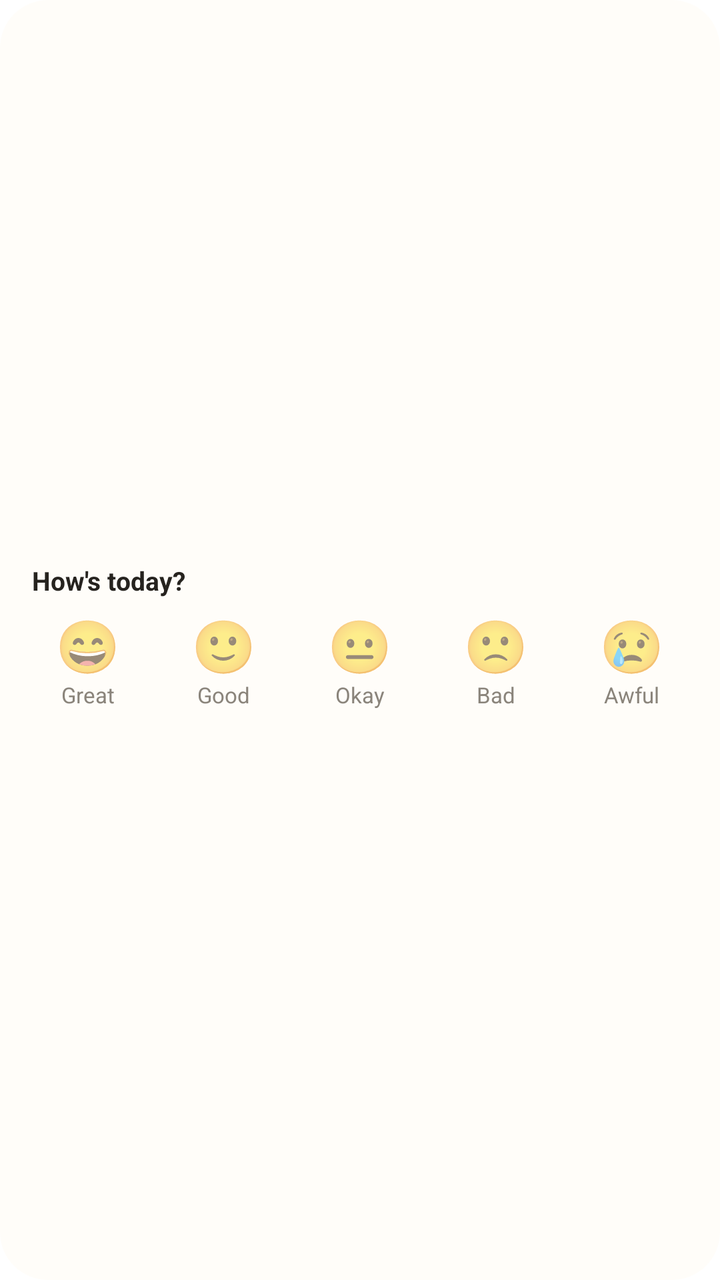
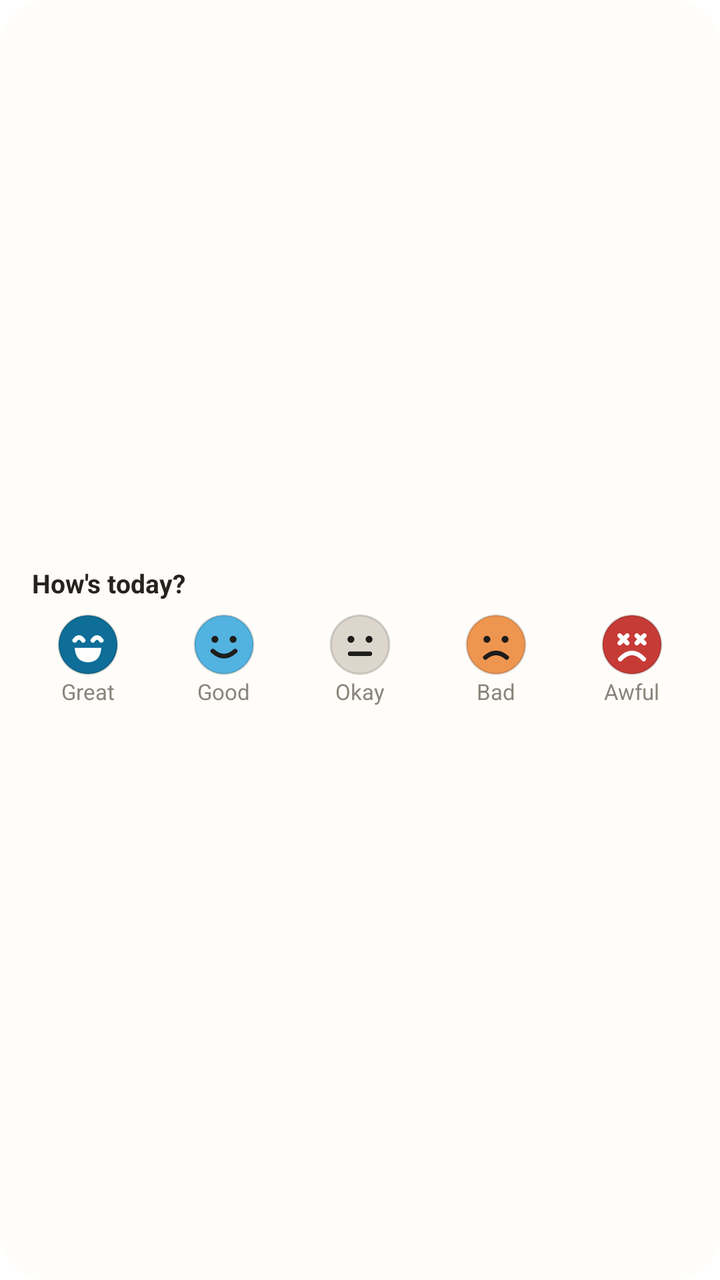

Two renders of the same Android screen: before a commit and after it. Below are the layout's source before the change and the commit's diff.
<!-- AndroidManifest.xml: fallback theme Theme.MaterialComponents.DayNight.NoActionBar -->
<!-- res/layout/kindred_widget.xml -->
<?xml version="1.0" encoding="utf-8"?>
<LinearLayout xmlns:android="http://schemas.android.com/apk/res/android"
  android:id="@+id/kindred_widget_root"
  android:layout_width="match_parent"
  android:layout_height="match_parent"
  android:background="@drawable/kindred_widget_bg"
  android:gravity="center_vertical"
  android:orientation="vertical"
  android:padding="10dp">
  <TextView
    android:id="@+id/kindred_widget_title"
    android:layout_width="match_parent"
    android:layout_height="wrap_content"
    android:paddingStart="6dp"
    android:paddingBottom="2dp"
    android:text="How's today?"
    android:textColor="#26231F"
    android:textSize="13sp"
    android:textStyle="bold" />
  <LinearLayout
    android:layout_width="match_parent"
    android:layout_height="wrap_content"
    android:orientation="horizontal">

    <LinearLayout
      android:id="@+id/kindred_mood_5"
      android:layout_width="0dp"
      android:layout_height="wrap_content"
      android:layout_weight="1"
      android:gravity="center"
      android:orientation="vertical"
      android:paddingTop="4dp"
      android:paddingBottom="4dp"
      android:background="?android:attr/selectableItemBackground"
      android:contentDescription="Great">
      <TextView
        android:layout_width="wrap_content"
        android:layout_height="wrap_content"
        android:text="😄"
        android:textSize="26sp" />
      <TextView
        android:layout_width="wrap_content"
        android:layout_height="wrap_content"
        android:text="Great"
        android:textSize="11sp" android:textColor="#8A847B" />
    </LinearLayout>

    <LinearLayout
      android:id="@+id/kindred_mood_4"
      android:layout_width="0dp"
      android:layout_height="wrap_content"
      android:layout_weight="1"
      android:gravity="center"
      android:orientation="vertical"
      android:paddingTop="4dp"
      android:paddingBottom="4dp"
      android:background="?android:attr/selectableItemBackground"
      android:contentDescription="Good">
      <TextView
        android:layout_width="wrap_content"
        android:layout_height="wrap_content"
        android:text="🙂"
        android:textSize="26sp" />
      <TextView
        android:layout_width="wrap_content"
        android:layout_height="wrap_content"
        android:text="Good"
        android:textSize="11sp" android:textColor="#8A847B" />
    </LinearLayout>

    <LinearLayout
      android:id="@+id/kindred_mood_3"
      android:layout_width="0dp"
      android:layout_height="wrap_content"
      android:layout_weight="1"
      android:gravity="center"
      android:orientation="vertical"
      android:paddingTop="4dp"
      android:paddingBottom="4dp"
      android:background="?android:attr/selectableItemBackground"
      android:contentDescription="Okay">
      <TextView
        android:layout_width="wrap_content"
        android:layout_height="wrap_content"
        android:text="😐"
        android:textSize="26sp" />
      <TextView
        android:layout_width="wrap_content"
        android:layout_height="wrap_content"
        android:text="Okay"
        android:textSize="11sp" android:textColor="#8A847B" />
    </LinearLayout>

    <LinearLayout
      android:id="@+id/kindred_mood_2"
      android:layout_width="0dp"
      android:layout_height="wrap_content"
      android:layout_weight="1"
      android:gravity="center"
      android:orientation="vertical"
      android:paddingTop="4dp"
      android:paddingBottom="4dp"
      android:background="?android:attr/selectableItemBackground"
      android:contentDescription="Bad">
      <TextView
        android:layout_width="wrap_content"
        android:layout_height="wrap_content"
        android:text="🙁"
        android:textSize="26sp" />
      <TextView
        android:layout_width="wrap_content"
        android:layout_height="wrap_content"
        android:text="Bad"
        android:textSize="11sp" android:textColor="#8A847B" />
    </LinearLayout>

    <LinearLayout
      android:id="@+id/kindred_mood_1"
      android:layout_width="0dp"
      android:layout_height="wrap_content"
      android:layout_weight="1"
      android:gravity="center"
      android:orientation="vertical"
      android:paddingTop="4dp"
      android:paddingBottom="4dp"
      android:background="?android:attr/selectableItemBackground"
      android:contentDescription="Awful">
      <TextView
        android:layout_width="wrap_content"
        android:layout_height="wrap_content"
        android:text="😢"
        android:textSize="26sp" />
      <TextView
        android:layout_width="wrap_content"
        android:layout_height="wrap_content"
        android:text="Awful"
        android:textSize="11sp" android:textColor="#8A847B" />
    </LinearLayout>
  </LinearLayout>
</LinearLayout>
<!-- resources referenced by this layout -->
<resources>
  <!-- unchanged entries left out for length: 1 -->
</resources>

<!-- the commit's change to res/layout/kindred_widget.xml (unified diff, before → after) -->
@@ -33,11 +33,11 @@
       android:paddingBottom="4dp"
       android:background="?android:attr/selectableItemBackground"
       android:contentDescription="Great">
-      <TextView
-        android:layout_width="wrap_content"
-        android:layout_height="wrap_content"
-        android:text="😄"
-        android:textSize="26sp" />
+      <ImageView
+        android:layout_width="32dp"
+        android:layout_height="32dp"
+        android:importantForAccessibility="no"
+        android:src="@drawable/kindred_face_5" />
       <TextView
         android:layout_width="wrap_content"
         android:layout_height="wrap_content"
@@ -56,11 +56,11 @@
       android:paddingBottom="4dp"
       android:background="?android:attr/selectableItemBackground"
       android:contentDescription="Good">
-      <TextView
-        android:layout_width="wrap_content"
-        android:layout_height="wrap_content"
-        android:text="🙂"
-        android:textSize="26sp" />
+      <ImageView
+        android:layout_width="32dp"
+        android:layout_height="32dp"
+        android:importantForAccessibility="no"
+        android:src="@drawable/kindred_face_4" />
       <TextView
         android:layout_width="wrap_content"
         android:layout_height="wrap_content"
@@ -79,11 +79,11 @@
       android:paddingBottom="4dp"
       android:background="?android:attr/selectableItemBackground"
       android:contentDescription="Okay">
-      <TextView
-        android:layout_width="wrap_content"
-        android:layout_height="wrap_content"
-        android:text="😐"
-        android:textSize="26sp" />
+      <ImageView
+        android:layout_width="32dp"
+        android:layout_height="32dp"
+        android:importantForAccessibility="no"
+        android:src="@drawable/kindred_face_3" />
       <TextView
         android:layout_width="wrap_content"
         android:layout_height="wrap_content"
@@ -102,11 +102,11 @@
       android:paddingBottom="4dp"
       android:background="?android:attr/selectableItemBackground"
       android:contentDescription="Bad">
-      <TextView
-        android:layout_width="wrap_content"
-        android:layout_height="wrap_content"
-        android:text="🙁"
-        android:textSize="26sp" />
+      <ImageView
+        android:layout_width="32dp"
+        android:layout_height="32dp"
+        android:importantForAccessibility="no"
+        android:src="@drawable/kindred_face_2" />
       <TextView
         android:layout_width="wrap_content"
         android:layout_height="wrap_content"
@@ -125,11 +125,11 @@
       android:paddingBottom="4dp"
       android:background="?android:attr/selectableItemBackground"
       android:contentDescription="Awful">
-      <TextView
-        android:layout_width="wrap_content"
-        android:layout_height="wrap_content"
-        android:text="😢"
-        android:textSize="26sp" />
+      <ImageView
+        android:layout_width="32dp"
+        android:layout_height="32dp"
+        android:importantForAccessibility="no"
+        android:src="@drawable/kindred_face_1" />
       <TextView
         android:layout_width="wrap_content"
         android:layout_height="wrap_content"
<!-- resource entries referenced after the edit -->
@@ -1,5 +1,57 @@
 <!-- resources referenced by this layout -->
 <resources>
+  <!-- drawable kindred_face_1 (drawable) -->
+  <?xml version="1.0" encoding="utf-8"?>
+  <vector xmlns:android="http://schemas.android.com/apk/res/android"
+    android:width="24dp" android:height="24dp" android:viewportWidth="24" android:viewportHeight="24">
+    <path android:fillColor="#C73B37" android:pathData="M12,1A11,11 0,1 1,11.99,1Z" />
+    <path android:strokeColor="#000000" android:strokeAlpha="0.14" android:strokeWidth="0.8" android:pathData="M12,1A11,11 0,1 1,11.99,1Z" />
+    <path android:strokeColor="#FFFFFF" android:strokeWidth="1.7" android:strokeLineCap="round" android:strokeLineJoin="round" android:pathData="M7.4,8.6L10.2,11.4" />
+    <path android:strokeColor="#FFFFFF" android:strokeWidth="1.7" android:strokeLineCap="round" android:strokeLineJoin="round" android:pathData="M10.2,8.6L7.4,11.4" />
+    <path android:strokeColor="#FFFFFF" android:strokeWidth="1.7" android:strokeLineCap="round" android:strokeLineJoin="round" android:pathData="M13.8,8.6L16.6,11.4" />
+    <path android:strokeColor="#FFFFFF" android:strokeWidth="1.7" android:strokeLineCap="round" android:strokeLineJoin="round" android:pathData="M16.6,8.6L13.8,11.4" />
+    <path android:strokeColor="#FFFFFF" android:strokeWidth="1.7" android:strokeLineCap="round" android:strokeLineJoin="round" android:pathData="M7.6,17.4Q12,12.8 16.4,17.4" />
+  </vector>
+  <!-- drawable kindred_face_2 (drawable) -->
+  <?xml version="1.0" encoding="utf-8"?>
+  <vector xmlns:android="http://schemas.android.com/apk/res/android"
+    android:width="24dp" android:height="24dp" android:viewportWidth="24" android:viewportHeight="24">
+    <path android:fillColor="#EE9550" android:pathData="M12,1A11,11 0,1 1,11.99,1Z" />
+    <path android:strokeColor="#000000" android:strokeAlpha="0.14" android:strokeWidth="0.8" android:pathData="M12,1A11,11 0,1 1,11.99,1Z" />
+    <path android:fillColor="#1F1D1A" android:pathData="M7.3,10a1.3,1.3 0,1 0,2.6 0a1.3,1.3 0,1 0,-2.6 0Z" />
+    <path android:fillColor="#1F1D1A" android:pathData="M14.1,10a1.3,1.3 0,1 0,2.6 0a1.3,1.3 0,1 0,-2.6 0Z" />
+    <path android:strokeColor="#1F1D1A" android:strokeWidth="1.7" android:strokeLineCap="round" android:strokeLineJoin="round" android:pathData="M8,16.8Q12,13.4 16,16.8" />
+  </vector>
+  <!-- drawable kindred_face_3 (drawable) -->
+  <?xml version="1.0" encoding="utf-8"?>
+  <vector xmlns:android="http://schemas.android.com/apk/res/android"
+    android:width="24dp" android:height="24dp" android:viewportWidth="24" android:viewportHeight="24">
+    <path android:fillColor="#DCD6CC" android:pathData="M12,1A11,11 0,1 1,11.99,1Z" />
+    <path android:strokeColor="#000000" android:strokeAlpha="0.14" android:strokeWidth="0.8" android:pathData="M12,1A11,11 0,1 1,11.99,1Z" />
+    <path android:fillColor="#1F1D1A" android:pathData="M7.3,10a1.3,1.3 0,1 0,2.6 0a1.3,1.3 0,1 0,-2.6 0Z" />
+    <path android:fillColor="#1F1D1A" android:pathData="M14.1,10a1.3,1.3 0,1 0,2.6 0a1.3,1.3 0,1 0,-2.6 0Z" />
+    <path android:strokeColor="#1F1D1A" android:strokeWidth="1.7" android:strokeLineCap="round" android:strokeLineJoin="round" android:pathData="M8.3,15.4H15.7" />
+  </vector>
+  <!-- drawable kindred_face_4 (drawable) -->
+  <?xml version="1.0" encoding="utf-8"?>
+  <vector xmlns:android="http://schemas.android.com/apk/res/android"
+    android:width="24dp" android:height="24dp" android:viewportWidth="24" android:viewportHeight="24">
+    <path android:fillColor="#52B3E0" android:pathData="M12,1A11,11 0,1 1,11.99,1Z" />
+    <path android:strokeColor="#000000" android:strokeAlpha="0.14" android:strokeWidth="0.8" android:pathData="M12,1A11,11 0,1 1,11.99,1Z" />
+    <path android:fillColor="#1F1D1A" android:pathData="M7.3,10a1.3,1.3 0,1 0,2.6 0a1.3,1.3 0,1 0,-2.6 0Z" />
+    <path android:fillColor="#1F1D1A" android:pathData="M14.1,10a1.3,1.3 0,1 0,2.6 0a1.3,1.3 0,1 0,-2.6 0Z" />
+    <path android:strokeColor="#1F1D1A" android:strokeWidth="1.7" android:strokeLineCap="round" android:strokeLineJoin="round" android:pathData="M7.8,14.4Q12,18.2 16.2,14.4" />
+  </vector>
+  <!-- drawable kindred_face_5 (drawable) -->
+  <?xml version="1.0" encoding="utf-8"?>
+  <vector xmlns:android="http://schemas.android.com/apk/res/android"
+    android:width="24dp" android:height="24dp" android:viewportWidth="24" android:viewportHeight="24">
+    <path android:fillColor="#0E6E98" android:pathData="M12,1A11,11 0,1 1,11.99,1Z" />
+    <path android:strokeColor="#000000" android:strokeAlpha="0.14" android:strokeWidth="0.8" android:pathData="M12,1A11,11 0,1 1,11.99,1Z" />
+    <path android:strokeColor="#FFFFFF" android:strokeWidth="1.7" android:strokeLineCap="round" android:strokeLineJoin="round" android:pathData="M7,10.4Q8.6,8.2 10.2,10.4" />
+    <path android:strokeColor="#FFFFFF" android:strokeWidth="1.7" android:strokeLineCap="round" android:strokeLineJoin="round" android:pathData="M13.8,10.4Q15.4,8.2 17,10.4" />
+    <path android:fillColor="#FFFFFF" android:pathData="M7,13.2H17Q16.6,18.6 12,18.6Q7.4,18.6 7,13.2Z" />
+  </vector>
   <!-- unchanged entries left out for length: 1 -->
 </resources>
 
